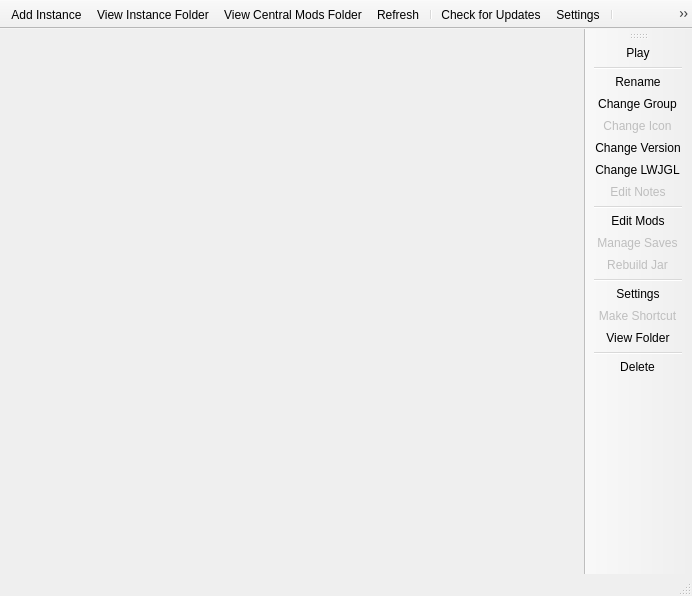
First picture: the form in gui/mainwindow.ui, repository FreesmTeam/FreesmLauncher, before the edit.
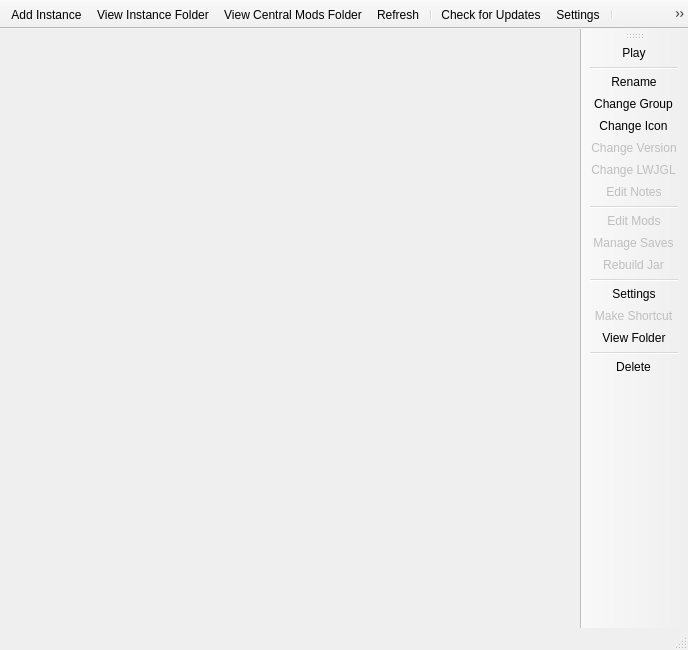
Second picture: the form after the edit. Icons and pictures are not drawn.

What changed in the file:
```diff
--- a/gui/mainwindow.ui
+++ b/gui/mainwindow.ui
@@ -6,8 +6,8 @@
    <rect>
     <x>0</x>
     <y>0</y>
-    <width>692</width>
-    <height>596</height>
+    <width>688</width>
+    <height>650</height>
    </rect>
   </property>
   <property name="windowTitle">
@@ -275,7 +275,7 @@
   </action>
   <action name="actionChangeInstIcon">
    <property name="enabled">
-    <bool>false</bool>
+    <bool>true</bool>
    </property>
    <property name="text">
     <string>Change Icon</string>
@@ -345,7 +345,7 @@
   </action>
   <action name="actionEditInstMods">
    <property name="enabled">
-    <bool>true</bool>
+    <bool>false</bool>
    </property>
    <property name="text">
     <string>Edit Mods</string>
@@ -358,6 +358,9 @@
    </property>
   </action>
   <action name="actionChangeInstMCVersion">
+   <property name="enabled">
+    <bool>false</bool>
+   </property>
    <property name="text">
     <string>Change Version</string>
    </property>
@@ -369,6 +372,9 @@
    </property>
   </action>
   <action name="actionChangeInstLWJGLVersion">
+   <property name="enabled">
+    <bool>false</bool>
+   </property>
    <property name="text">
     <string>Change LWJGL</string>
    </property>
```
Left out of the diff: 6 changed lines with no effect on the pictures.
